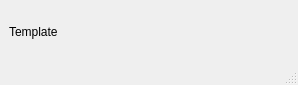
Before: the Qt Designer form modules/experimentmanager/dialog/experimentmanager.ui in tud-hri/joan, drawn with Qt 5.
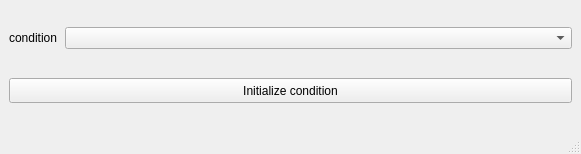
After: the same form once the commit is applied.

The edit to the form file:
```diff
--- a/modules/experimentmanager/dialog/experimentmanager.ui
+++ b/modules/experimentmanager/dialog/experimentmanager.ui
@@ -6,8 +6,8 @@
    <rect>
     <x>0</x>
     <y>0</y>
-    <width>298</width>
-    <height>85</height>
+    <width>581</width>
+    <height>154</height>
    </rect>
   </property>
   <property name="windowTitle">
@@ -16,16 +16,60 @@
   <widget class="QWidget" name="centralwidget">
    <layout class="QGridLayout" name="gridLayout_2">
     <item row="1" column="0">
-     <layout class="QGridLayout" name="gridLayout">
-      <item row="0" column="0">
+     <layout class="QHBoxLayout" name="horizontal_layout">
+      <item>
        <widget class="QLabel" name="label">
+        <property name="sizePolicy">
+         <sizepolicy hsizetype="Maximum" vsizetype="Preferred">
+          <horstretch>0</horstretch>
+          <verstretch>0</verstretch>
+         </sizepolicy>
+        </property>
+        <property name="maximumSize">
+         <size>
+          <width>50</width>
+          <height>16777215</height>
+         </size>
+        </property>
         <property name="text">
-         <string>Template</string>
+         <string>condition</string>
         </property>
        </widget>
       </item>
+      <item>
+       <widget class="QComboBox" name="combobox_conditions"/>
+      </item>
      </layout>
     </item>
+    <item row="3" column="0">
+     <widget class="QPushButton" name="btn_initialize_condition">
+      <property name="minimumSize">
+       <size>
+        <width>0</width>
+        <height>25</height>
+       </size>
+      </property>
+      <property name="text">
+       <string>Initialize condition</string>
+      </property>
+     </widget>
+    </item>
+    <item row="2" column="0">
+     <spacer name="verticalSpacer">
+      <property name="orientation">
+       <enum>Qt::Vertical</enum>
+      </property>
+      <property name="sizeType">
+       <enum>QSizePolicy::Fixed</enum>
+      </property>
+      <property name="sizeHint" stdset="0">
+       <size>
+        <width>20</width>
+        <height>5</height>
+       </size>
+      </property>
+     </spacer>
+    </item>
    </layout>
   </widget>
   <widget class="QMenuBar" name="menubar">
```
Left out of the diff: 4 changed lines with no effect on the pictures.
